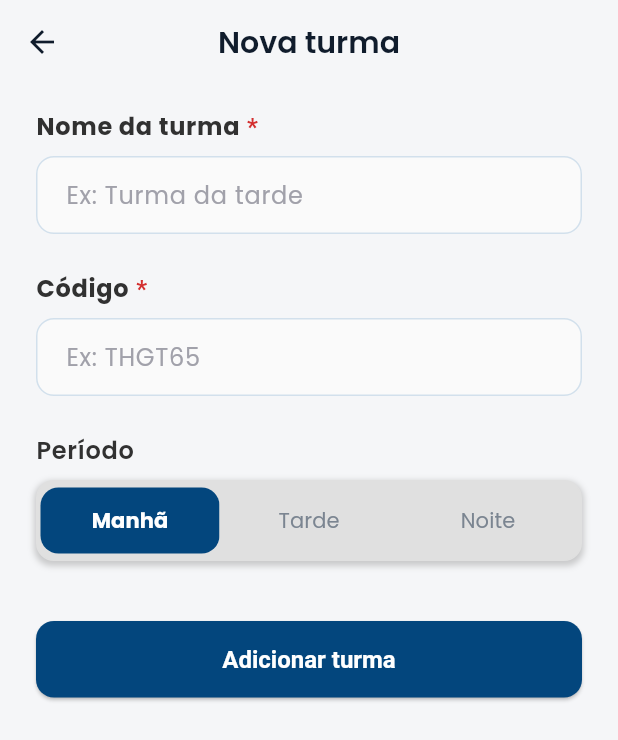
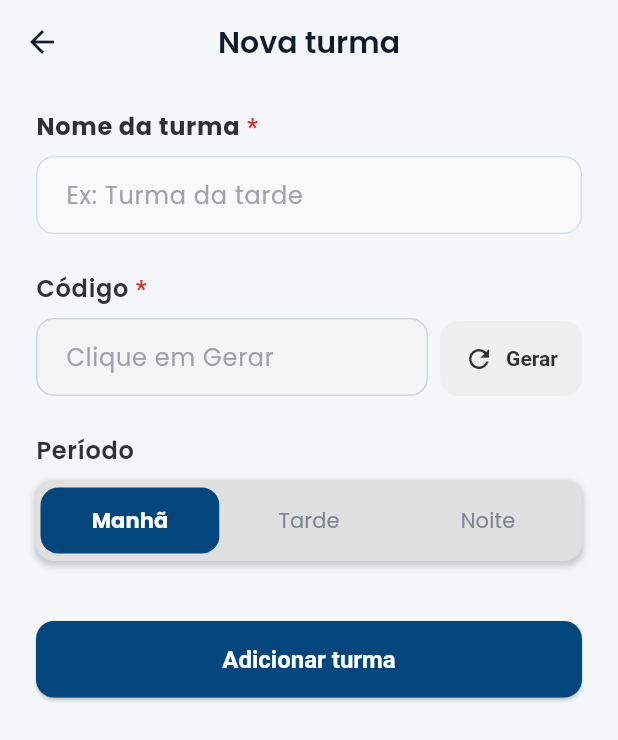
Before and after one commit to biancanilsen/checkVanFrontend, a Flutter app: the AddTeamPage screen opened by its route, on a phone screen of 412 x 824 dp. Shown: the top 740 px of the screen. Run offline on Flutter 3.47's test engine with Material 3 defaults, Android fonts, the phone set to English and light mode, and no system bars; our stand-ins replace flutter_svg, flutter_tts, google_fonts, google_maps_flutter, image_picker, location and 2 more; missing offline and left inert: flutter_polyline_points; accounts and stored records are empty.

Commit message:
Adicona botão de gerar códiigo na tela de cadastro de turma

```diff
--- a/lib/features/pages/team/add_team_page.dart
+++ b/lib/features/pages/team/add_team_page.dart
@@ -1,3 +1,4 @@
+import 'dart:math'; // Placeholder for future backend call simulation
 import 'package:check_van_frontend/core/theme.dart';
 import 'package:flutter/material.dart';
 
@@ -15,7 +16,8 @@ class _AddTeamPageState extends State<AddTeamPage> {
   final _formKey = GlobalKey<FormState>();
   final _nameController = TextEditingController();
   final _codeController = TextEditingController();
-  Period? _selectedPeriod = Period.morning; // Estado para o período selecionado
+  Period? _selectedPeriod = Period.morning;
+  bool _isGeneratingCode = false;
 
   @override
   void dispose() {
@@ -24,52 +26,69 @@ class _AddTeamPageState extends State<AddTeamPage> {
     super.dispose();
   }
 
+  Future<void> _generateCode() async {
+    setState(() {
+      _isGeneratingCode = true;
+    });
+
+    // TODO: Replace with actual backend call to generate the code
+    await Future.delayed(const Duration(seconds: 1));
+    const chars = 'ABCDEFGHIJKLMNOPQRSTUVWXYZ0123456789';
+    final random = Random();
+    final code = String.fromCharCodes(Iterable.generate(
+        6, (_) => chars.codeUnitAt(random.nextInt(chars.length))));
+
+    if (mounted) {
+      setState(() {
+        _codeController.text = code;
+        _isGeneratingCode = false;
+        _formKey.currentState?.validate();
+      });
+    }
+  }
+
   void _submitForm() {
     if (_formKey.currentState?.validate() ?? false) {
-      // Formulário válido, pegue os dados
       final teamName = _nameController.text;
       final teamCode = _codeController.text;
-      final selectedPeriod = _selectedPeriod; // Já temos o enum
+      final selectedPeriod = _selectedPeriod;
 
       // TODO: Implementar a lógica de envio para o backend
       print('Nome: $teamName');
       print('Código: $teamCode');
       print('Período: $selectedPeriod');
 
-      // Exemplo de feedback e navegação
       ScaffoldMessenger.of(context).showSnackBar(
         const SnackBar(
           content: Text('Turma adicionada com sucesso! (Simulado)'),
           backgroundColor: AppPalette.green500,
         ),
       );
-      Navigator.pop(context); // Volta para a tela anterior
+      Navigator.pop(context);
     }
   }
 
   @override
   Widget build(BuildContext context) {
+    final theme = Theme.of(context);
+    final inputDecorationTheme = theme.inputDecorationTheme;
+
     return Scaffold(
-      // Use a cor de fundo do tema para consistência
       backgroundColor: Theme.of(context).scaffoldBackgroundColor,
       appBar: AppBar(
         title: const Text('Nova turma'),
         centerTitle: true,
-        // Configurações da AppBar para combinar com a imagem
-        backgroundColor: Colors.transparent, // Ou a cor de fundo da tela
+        backgroundColor: Colors.transparent,
         elevation: 0,
-        // Cor dos ícones e texto (baseado no seu tema ou na imagem)
         foregroundColor: AppPalette.primary900,
       ),
       body: SingleChildScrollView(
-        // Padding geral da tela
         padding: const EdgeInsets.symmetric(horizontal: 24.0, vertical: 16.0),
         child: Form(
           key: _formKey,
           child: Column(
             crossAxisAlignment: CrossAxisAlignment.stretch,
             children: [
-              // Campo Nome da Turma
               CustomTextField(
                 controller: _nameController,
                 label: 'Nome da turma',
@@ -82,24 +101,92 @@ class _AddTeamPageState extends State<AddTeamPage> {
                   return null;
                 },
               ),
-              const SizedBox(height: 24), // Espaçamento entre os campos
+              const SizedBox(height: 24),
 
-              // Campo Código
-              CustomTextField(
+              // --- Código Field Row ---
+              Column(
+                crossAxisAlignment: CrossAxisAlignment.start,
+                children: [
+                  RichText(
+                    text: TextSpan(
+                      style: theme.textTheme.bodyLarge?.copyWith(
+                        fontWeight: FontWeight.w600,
+                        color: AppPalette.neutral800,
+                      ),
+                      children: const [
+                        TextSpan(text: 'Código'),
+                        TextSpan(text: ' *', style: TextStyle(color: AppPalette.red500)),
+                      ],
+                    ),
+                  ),
+                  const SizedBox(height: 8),
+                  Row(
+                    crossAxisAlignment: CrossAxisAlignment.start,
+                    children: [
+                      Expanded(
+                        // TODO - Transferir a responsabilidade de criar o código para o backend
+                        child: TextFormField(
                           controller: _codeController,
-                label: 'Código',
-                hint: 'Ex: THGT65',
-                isRequired: true,
+                          readOnly: true, // Make the field read-only
+                          decoration: InputDecoration(
+                            hintText: 'Clique em Gerar', // Updated hint
+                            border: inputDecorationTheme.border ?? const OutlineInputBorder(),
+                            enabledBorder: inputDecorationTheme.enabledBorder?.copyWith(
+                                borderSide: const BorderSide(color: AppPalette.neutral200) // Lighter border
+                            ),
+                            focusedBorder: inputDecorationTheme.focusedBorder,
+                            errorBorder: inputDecorationTheme.errorBorder,
+                            focusedErrorBorder: inputDecorationTheme.focusedErrorBorder,
+                            filled: true,
+                            fillColor: AppPalette.neutral100, // Lighter background
+                            hintStyle: inputDecorationTheme.hintStyle,
+                            contentPadding: inputDecorationTheme.contentPadding,
+                          ),
                           validator: (value) {
                             if (value == null || value.isEmpty) {
-                    return 'Código é obrigatório';
+                              return 'Gere um código'; // Updated validation message
                             }
                             return null;
                           },
                         ),
-              const SizedBox(height: 24), // Espaçamento
+                      ),
+                      const SizedBox(width: 8),
+                      Padding(
+                        padding: const EdgeInsets.only(top: 2.0),
+                        child: ElevatedButton.icon(
+                          icon: _isGeneratingCode
+                              ? SizedBox(
+                            width: 16,
+                            height: 16,
+                            child: CircularProgressIndicator(
+                              strokeWidth: 2,
+                              color: AppPalette.neutral800,
+                            ),
+                          )
+                              : const Icon(Icons.refresh, size: 20),
+                          label: const Text('Gerar'),
+                          onPressed: _isGeneratingCode ? null : _generateCode,
+                          style: ElevatedButton.styleFrom(
+                            backgroundColor: AppPalette.neutral150,
+                            foregroundColor: AppPalette.neutral800,
+                            padding: const EdgeInsets.symmetric(horizontal: 16, vertical: 15),
+                            textStyle: const TextStyle(fontWeight: FontWeight.bold, fontSize: 14),
+                            shape: RoundedRectangleBorder(
+                              borderRadius: BorderRadius.circular(12),
+                            ),
+                            elevation: 0,
+                            minimumSize: const Size(0, 50), // Match input height roughly
+                          ),
+                        ),
+                      ),
+                    ],
+                  ),
+                ],
+              ),
+              // --- End Código Field Row ---
 
-              // Seletor de Período
+              const SizedBox(height: 24),
+
               PeriodSelector(
                 initialPeriod: _selectedPeriod,
                 onPeriodSelected: (period) {
@@ -108,26 +195,25 @@ class _AddTeamPageState extends State<AddTeamPage> {
                   });
                 },
               ),
-              const SizedBox(height: 40), // Espaço maior antes do botão
+              const SizedBox(height: 40),
 
-              // Botão Adicionar Turma
               ElevatedButton(
                 onPressed: _submitForm,
                 style: ElevatedButton.styleFrom(
-                  backgroundColor: AppPalette.primary800, // Cor do botão
-                  foregroundColor: AppPalette.white, // Cor do texto
+                  backgroundColor: AppPalette.primary800,
+                  foregroundColor: AppPalette.white,
                   padding: const EdgeInsets.symmetric(vertical: 16),
                   shape: RoundedRectangleBorder(
-                    borderRadius: BorderRadius.circular(12), // Bordas arredondadas
+                    borderRadius: BorderRadius.circular(12),
                   ),
                   textStyle: const TextStyle(
-                    fontSize: 16, // Tamanho da fonte
-                    fontWeight: FontWeight.bold, // Negrito
+                    fontSize: 16,
+                    fontWeight: FontWeight.bold,
                   ),
                 ),
                 child: const Text('Adicionar turma'),
               ),
-              const SizedBox(height: 24), // Espaçamento no final
+              const SizedBox(height: 24),
             ],
           ),
         ),
```
Lines whose indentation alone changed are shown as unchanged.
